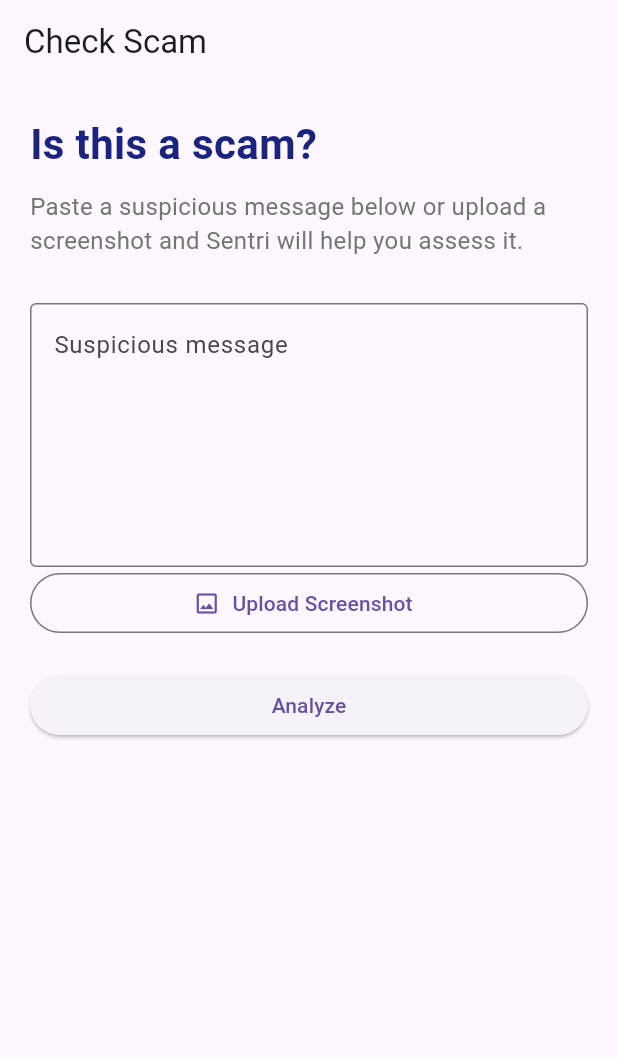
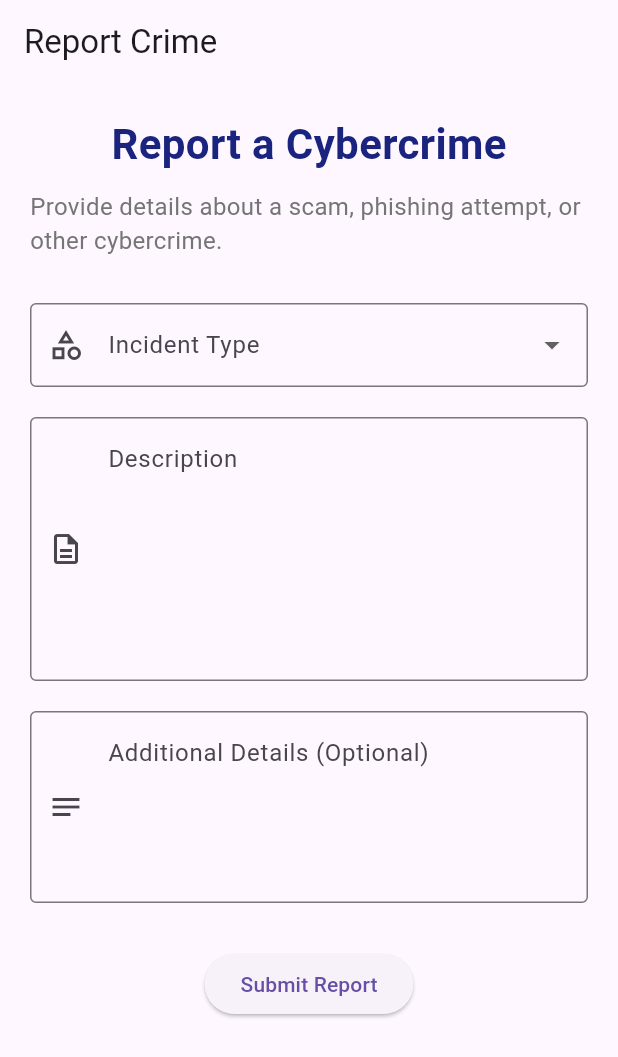
Before and after one commit to Noelynnn/sentri-mobile-app, a Flutter app: the screen it shows after launch, on a phone screen of 412 x 824 dp. Shown: the top 1057 px of the screen. Run offline on Flutter 3.47's test engine with Material 3 defaults, Android fonts, the phone set to English and light mode, and no system bars; our stand-ins replace image_picker.

Commit message:
Added ReportCrime screen and PhishingCheck screen

```diff
--- a/lib/main.dart
+++ b/lib/main.dart
@@ -1,11 +1,5 @@
 import 'package:flutter/material.dart';
-import 'package:sentri/screens/check_scam_screen.dart';
-import 'package:sentri/screens/login_screen.dart';
-import 'package:sentri/screens/onboarding_flow.dart';
-import 'package:sentri/screens/register_screen.dart';
-import 'package:sentri/screens/welcome_screen.dart';
-import 'package:sentri/screens/splash_screen.dart';
-import 'package:sentri/screens/forgot_password_screen.dart';
+import 'screens/report_crime_screen.dart';
 
 void main() {
   runApp(const MyApp());
@@ -20,7 +14,7 @@ class MyApp extends StatelessWidget {
     return const MaterialApp(
       debugShowCheckedModeBanner: false,
       title: 'Sentri',
-      home: CheckScamScreen(),
+      home: ReportCrimeScreen(), // Change this to the desired initial screen
     );
   }
 }
--- /dev/null
+++ b/lib/screens/report_crime_screen.dart
@@ -0,0 +1,172 @@
+import 'package:flutter/material.dart';
+
+class ReportCrimeScreen extends StatefulWidget {
+  const ReportCrimeScreen({super.key});
+
+  @override
+  State<ReportCrimeScreen> createState() => _ReportCrimeScreenState();
+}
+
+class _ReportCrimeScreenState extends State<ReportCrimeScreen> {
+  final _formKey = GlobalKey<FormState>();
+
+  final _descriptionController = TextEditingController();
+  final _detailsController = TextEditingController();
+
+  String? _selectedIncidentType;
+  bool _isLoading = false;
+
+  @override
+  void dispose() {
+    _descriptionController.dispose();
+    _detailsController.dispose();
+    super.dispose();
+  }
+
+  @override
+  Widget build(BuildContext context) {
+    return Scaffold(
+      appBar: AppBar(
+        title: const Text("Report Crime"),
+      ),
+      body: SafeArea(
+        child: ListView(
+          padding: const EdgeInsets.all(20),
+          children: [
+            Form(
+              key: _formKey,
+              child: Column(
+                children: [
+                  Text(
+                    "Report a Cybercrime",
+                    style: TextStyle(
+                      fontSize: 28,
+                      fontWeight: FontWeight.bold,
+                      color: Colors.indigo.shade900,
+                    ),
+                  ),
+                  const SizedBox(height: 10),
+                  Text(
+                    "Provide details about a scam, phishing attempt, or other cybercrime.",
+                    style: TextStyle(
+                      fontSize: 16,
+                      color: Colors.grey.shade600,
+                    ),
+                  ),
+                  const SizedBox(height: 30),
+                  DropdownButtonFormField<String>(
+                    value: _selectedIncidentType,
+                    decoration: const InputDecoration(
+                      labelText: "Incident Type",
+                      prefixIcon: Icon(Icons.category_outlined),
+                      border: OutlineInputBorder(),
+                    ),
+                    items: const [
+                      DropdownMenuItem(
+                        value: "Scam",
+                        child: Text("Scam"),
+                      ),
+                      DropdownMenuItem(
+                        value: "Phishing",
+                        child: Text("Phishing"),
+                      ),
+                      DropdownMenuItem(
+                        value: "Identity Theft",
+                        child: Text("Identity Theft"),
+                      ),
+                      DropdownMenuItem(
+                        value: "Other",
+                        child: Text("Other"),
+                      ),
+                    ],
+                    onChanged: (value) {
+                      setState(() {
+                        _selectedIncidentType = value;
+                      });
+                    },
+                    validator: (value) {
+                      if (value == null || value.isEmpty) {
+                        return "Please select an incident type";
+                      }
+                      return null;
+                    },
+                  ),
+                  const SizedBox(height: 20),
+                  TextFormField(
+                    controller: _descriptionController,
+                    maxLines: 6,
+                    decoration: const InputDecoration(
+                      labelText: "Description",
+                      hintText: "Describe what happened...",
+                      alignLabelWithHint: true,
+                      prefixIcon: Icon(Icons.description_outlined),
+                      border: OutlineInputBorder(),
+                    ),
+                    validator: (value) {
+                      if (value == null || value.trim().isEmpty) {
+                        return "Please describe the incident";
+                      }
+
+                      return null;
+                    },
+                  ),
+                  const SizedBox(height: 20),
+                  TextFormField(
+                    controller: _detailsController,
+                    maxLines: 4,
+                    decoration: const InputDecoration(
+                      labelText: "Additional Details (Optional)",
+                      hintText: "Add any other information that may help...",
+                      alignLabelWithHint: true,
+                      prefixIcon: Icon(Icons.notes_outlined),
+                      border: OutlineInputBorder(),
+                    ),
+                  ),
+                  const SizedBox(height: 30),
+                  ElevatedButton(
+                    onPressed: _isLoading
+                        ? null
+                        : () async {
+                            if (!_formKey.currentState!.validate()) {
+                              return;
+                            }
+
+                            setState(() {
+                              _isLoading = true;
+                            });
+
+                            await Future.delayed(
+                              const Duration(seconds: 2),
+                            );
+
+                            if (!context.mounted) return;
+
+                            setState(() {
+                              _isLoading = false;
+                            });
+
+                            ScaffoldMessenger.of(context).showSnackBar(
+                              const SnackBar(
+                                content: Text("Report submitted successfully!"),
+                              ),
+                            );
+                          },
+                    child: _isLoading
+                        ? const SizedBox(
+                            height: 20,
+                            width: 20,
+                            child: CircularProgressIndicator(
+                              strokeWidth: 2,
+                            ),
+                          )
+                        : const Text("Submit Report"),
+                  ),
+                ],
+              ),
+            ),
+          ],
+        ),
+      ),
+    );
+  }
+}
```
Also changed, not shown: lib/screens/home_screen.dart (+15 -9 lines), lib/screens/learn_security_screen.dart (added, +110 -0 lines), lib/screens/phishing_check_screen.dart (added, +133 -0 lines), lib/widgets/phishing_result_card.dart (added, +53 -0 lines), lib/widgets/security_topic_card.dart (added, +38 -0 lines).
